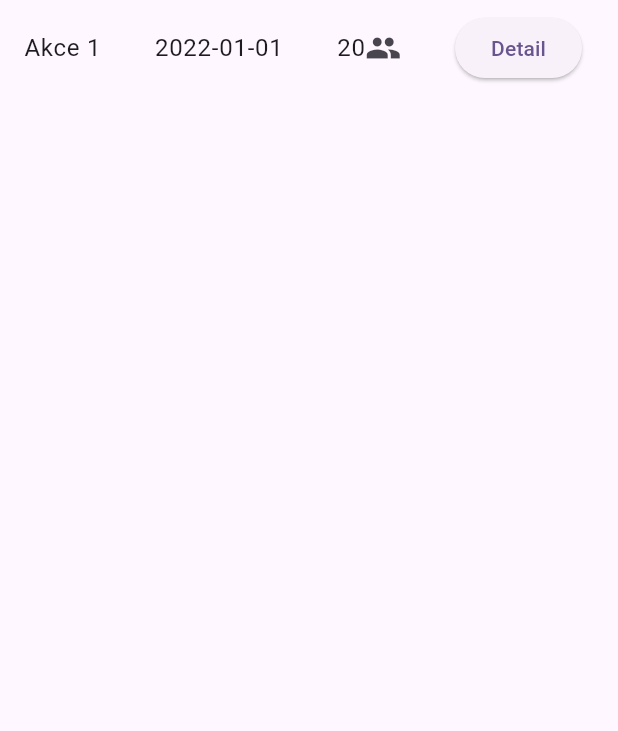
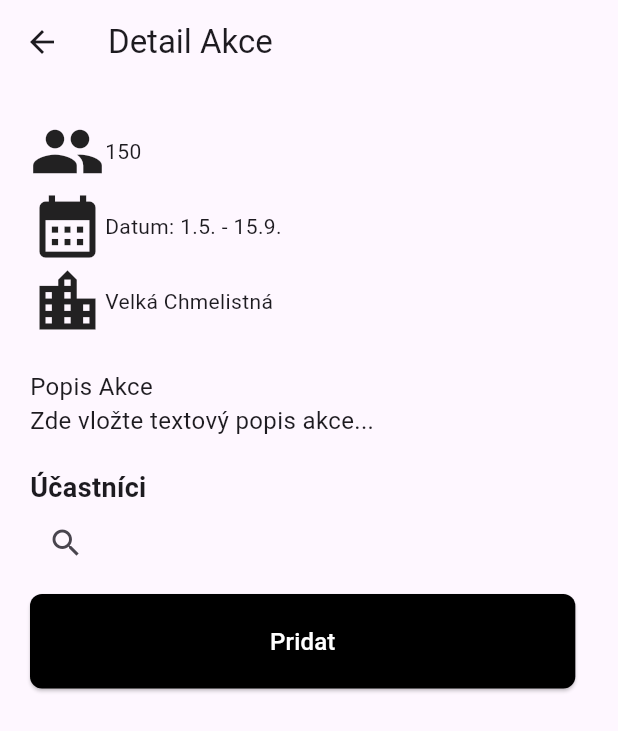
Before and after one commit to dcaldr/denik-zza, a Flutter app: the ActionItem widget shown alone on an empty page, opened directly, after a tap on "Detail", on a phone screen of 412 x 824 dp. Shown: the top 731 px of the screen. Run offline on Flutter 3.47's test engine with Material 3 defaults, Android fonts, the phone set to English and light mode, and no system bars; our stand-ins replace drift, pdf, printing; missing offline and left inert: sqlite3; accounts and stored records are empty; generated files the repository leaves out were written again.

Commit message:
init: action logic.

```diff
--- a/lib/screens/actions/all_actions.dart
+++ b/lib/screens/actions/all_actions.dart
@@ -1,4 +1,5 @@
 import 'package:denik_zza/screens/actions/profile.dart';
+import 'package:denik_zza/screens/editing_actions/action_detail.dart';
 import 'package:denik_zza/screens/editing_actions/add_action.dart';
 import 'package:flutter/material.dart';
 
@@ -117,8 +118,10 @@ class ActionItem extends StatelessWidget {
           ),
           ElevatedButton(
             onPressed: () {
-              // Handle detail button press
-              // You can navigate to the detailed view for the selected action
+              Navigator.push(
+                  context,
+                  MaterialPageRoute(builder: (context) => ActionDetail()),
+                );
             },
             child: Text('Detail'),
           ),
--- /dev/null
+++ b/lib/screens/editing_actions/action_detail.dart
@@ -0,0 +1,93 @@
+import 'package:denik_zza/screens/login/components/my_button.dart';
+import 'package:flutter/material.dart';
+
+
+class ActionDetail extends StatelessWidget {
+  @override
+  Widget build(BuildContext context) {
+    return Scaffold(
+      appBar: AppBar(
+        title: Text('Detail Akce'),
+      ),
+      body: SingleChildScrollView(
+        child: Padding(
+          padding: EdgeInsets.all(20.0),
+          child: Column(
+            crossAxisAlignment: CrossAxisAlignment.start,
+            children: [
+              // Ikona pro "lidé"
+              Row(
+                children: [
+                  Icon(Icons.people, size: 50),
+                  Text('150'),
+                ],
+              ),
+
+              // Ikona pro "kalendář" a zobrazení data
+              Row(
+                children: [
+                  Icon(Icons.calendar_month, size: 50),
+                  Text('Datum: 1.5. - 15.9.'),
+                ],
+              ),
+
+              // Ikona pro "lokace" a název lokace
+              Row(
+                children: [
+                  Icon(Icons.location_city, size: 50),
+                  Text('Velká Chmelistná'),
+                ],
+              ),
+
+              // Popis akce
+              SizedBox(height: 20),
+              Text(
+                'Popis Akce\nZde vložte textový popis akce...',
+                style: TextStyle(fontSize: 16),
+              ),
+
+              // Sekce pro účastníky
+              SizedBox(height: 20),
+              Text(
+                'Účastníci',
+                style: TextStyle(fontSize: 18, fontWeight: FontWeight.bold),
+              ),
+
+              // Search bar pro hledání účastníků
+              IconButton(
+                icon: Icon(Icons.search),
+                onPressed: () {
+                  // Corrected syntax for displaying text
+                  showDialog(
+                    context: context,
+                    builder: (BuildContext context) {
+                      return AlertDialog(
+                        title: Text("Hledat účastníka"),
+                        // Add your search functionality here
+                        content: Text("Custom search functionality"),
+                      );
+                    },
+                  );
+                },
+              ),
+
+              SizedBox(height: 10),
+              // Tlačítko pro přidání účastníka
+            Button(
+                onPressed: () {
+                  //
+                },
+                buttonText: "Pridat",
+                verticalPadding: 20,
+                horizontalPadding: 160,
+              ),
+
+              // Zde se budou zobrazovat účastníci
+              // (Můžete použít ListView nebo GridView podle potřeby)
+            ],
+          ),
+        ),
+      ),
+    );
+  }
+}
```
Also changed, not shown: lib/screens/editing_actions/add_action.dart (+40 -6 lines), lib/screens/editing_actions/edit_action.dart (added).
